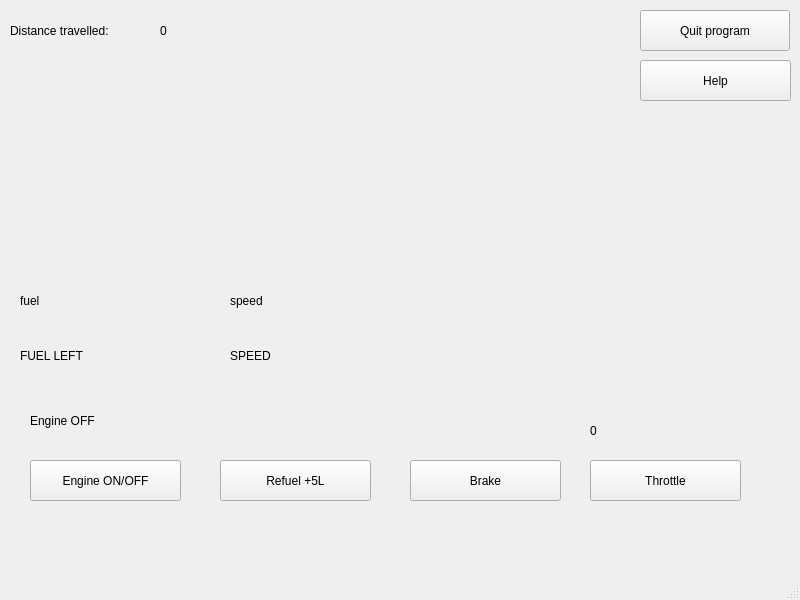
Old version of the form mainwindow.ui in the repository lbobiko/car_gui.
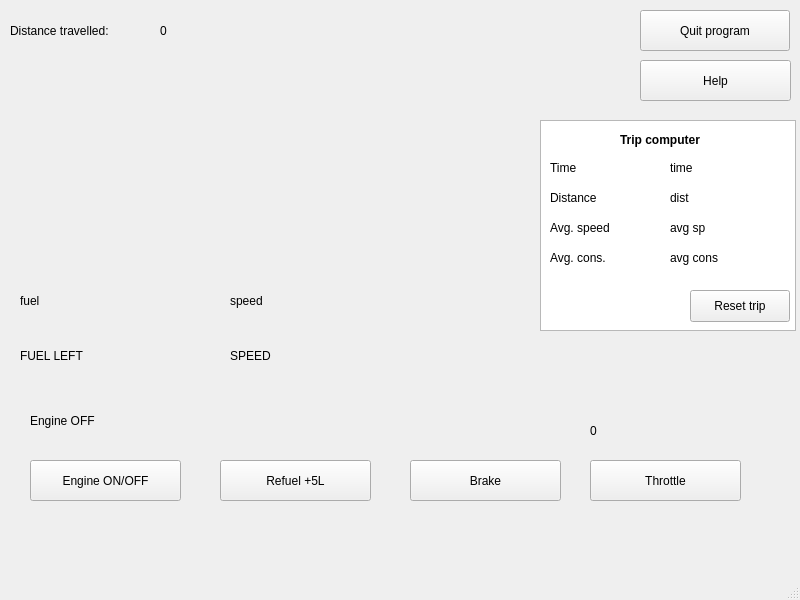
New version of the form.

Commit message: Added trip comp

What changed in the file:
```diff
--- a/mainwindow.ui
+++ b/mainwindow.ui
@@ -188,7 +188,7 @@
      <rect>
       <x>20</x>
       <y>280</y>
-      <width>150</width>
+      <width>180</width>
       <height>41</height>
      </rect>
     </property>
@@ -222,6 +222,151 @@
      <string>Refuel +5L</string>
     </property>
    </widget>
+   <widget class="QTableWidget" name="tableWidget">
+    <property name="geometry">
+     <rect>
+      <x>540</x>
+      <y>120</y>
+      <width>256</width>
+      <height>211</height>
+     </rect>
+    </property>
+   </widget>
+   <widget class="QLabel" name="label">
+    <property name="geometry">
+     <rect>
+      <x>620</x>
+      <y>130</y>
+      <width>111</width>
+      <height>20</height>
+     </rect>
+    </property>
+    <property name="font">
+     <font>
+      <bold>true</bold>
+     </font>
+    </property>
+    <property name="text">
+     <string>Trip computer</string>
+    </property>
+   </widget>
+   <widget class="QLabel" name="label_2">
+    <property name="geometry">
+     <rect>
+      <x>550</x>
+      <y>190</y>
+      <width>58</width>
+      <height>16</height>
+     </rect>
+    </property>
+    <property name="text">
+     <string>Distance</string>
+    </property>
+   </widget>
+   <widget class="QLabel" name="label_3">
+    <property name="geometry">
+     <rect>
+      <x>550</x>
+      <y>250</y>
+      <width>71</width>
+      <height>16</height>
+     </rect>
+    </property>
+    <property name="text">
+     <string>Avg. cons.</string>
+    </property>
+   </widget>
+   <widget class="QLabel" name="label_4">
+    <property name="geometry">
+     <rect>
+      <x>550</x>
+      <y>160</y>
+      <width>58</width>
+      <height>16</height>
+     </rect>
+    </property>
+    <property name="text">
+     <string>Time</string>
+    </property>
+   </widget>
+   <widget class="QLabel" name="label_5">
+    <property name="geometry">
+     <rect>
+      <x>550</x>
+      <y>220</y>
+      <width>71</width>
+      <height>16</height>
+     </rect>
+    </property>
+    <property name="text">
+     <string>Avg. speed</string>
+    </property>
+   </widget>
+   <widget class="QPushButton" name="resetTripButton">
+    <property name="geometry">
+     <rect>
+      <x>690</x>
+      <y>290</y>
+      <width>100</width>
+      <height>32</height>
+     </rect>
+    </property>
+    <property name="text">
+     <string>Reset trip</string>
+    </property>
+   </widget>
+   <widget class="QLabel" name="tripTimeInfo">
+    <property name="geometry">
+     <rect>
+      <x>670</x>
+      <y>160</y>
+      <width>58</width>
+      <height>16</height>
+     </rect>
+    </property>
+    <property name="text">
+     <string>time</string>
+    </property>
+   </widget>
+   <widget class="QLabel" name="tripDistanceInfo">
+    <property name="geometry">
+     <rect>
+      <x>670</x>
+      <y>190</y>
+      <width>58</width>
+      <height>16</height>
+     </rect>
+    </property>
+    <property name="text">
+     <string>dist</string>
+    </property>
+   </widget>
+   <widget class="QLabel" name="tripAvgSpeedInfo">
+    <property name="geometry">
+     <rect>
+      <x>670</x>
+      <y>220</y>
+      <width>58</width>
+      <height>16</height>
+     </rect>
+    </property>
+    <property name="text">
+     <string>avg sp</string>
+    </property>
+   </widget>
+   <widget class="QLabel" name="tripAvgConsInfo">
+    <property name="geometry">
+     <rect>
+      <x>670</x>
+      <y>250</y>
+      <width>58</width>
+      <height>16</height>
+     </rect>
+    </property>
+    <property name="text">
+     <string>avg cons</string>
+    </property>
+   </widget>
   </widget>
   <widget class="QMenuBar" name="menubar">
    <property name="geometry">
```
The commit also changes 22 other files.
